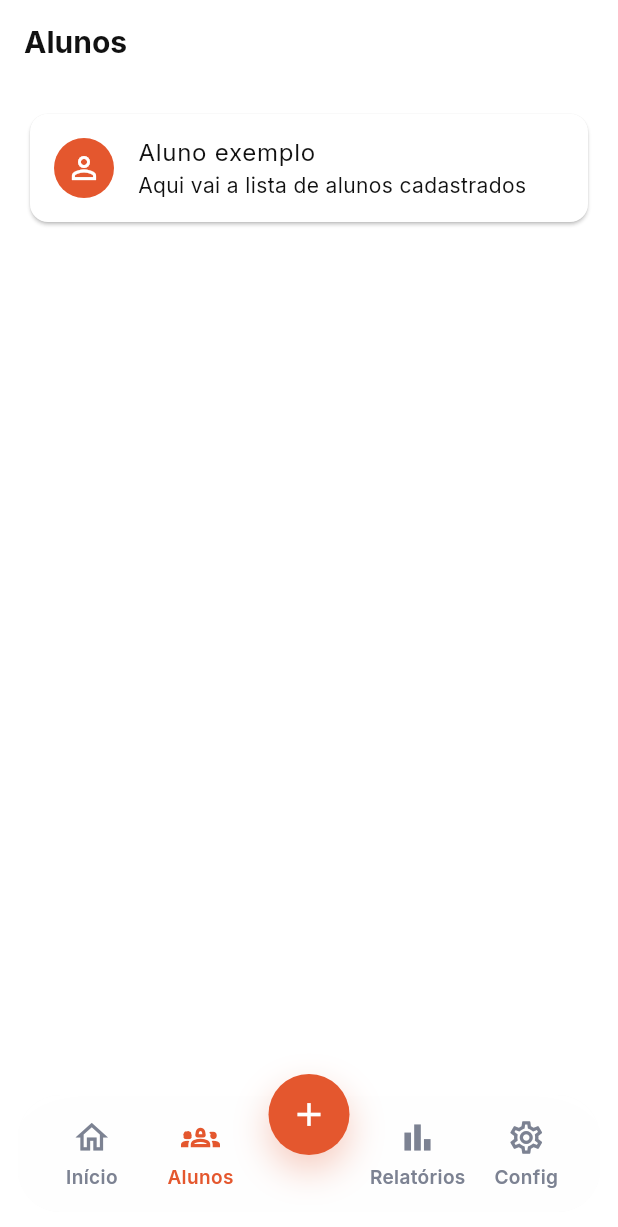
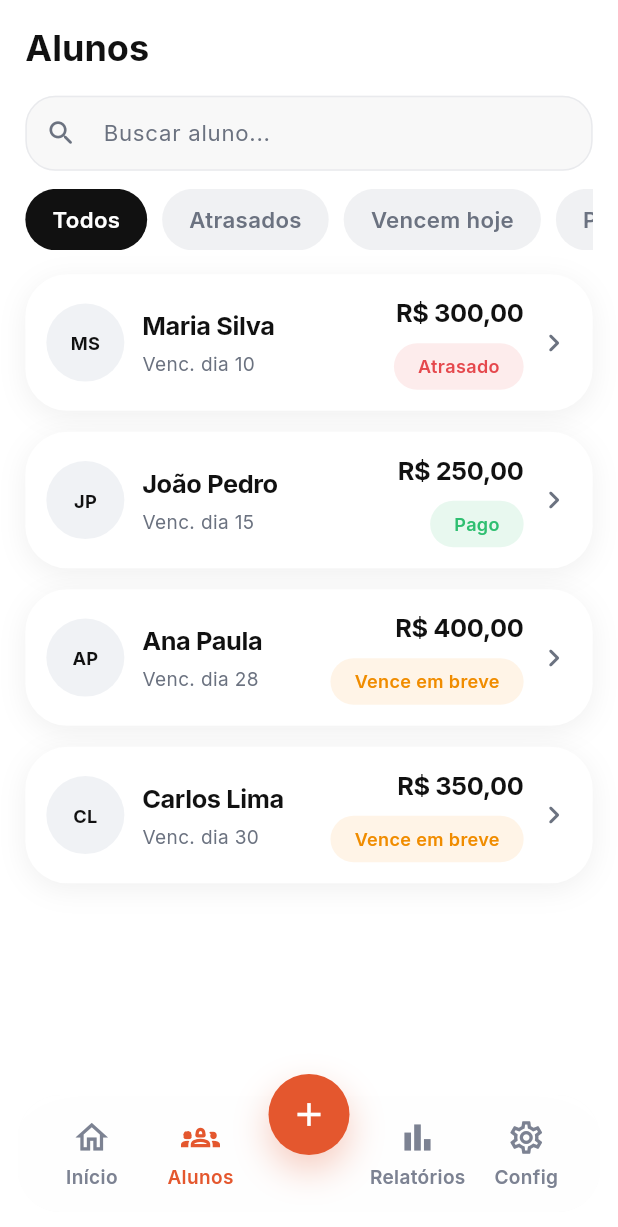
Before and after one commit to hpzynha/cobranca_app, a Flutter app: the screen it shows once a user with an empty profile is signed in, after a tap on "Alunos", on a phone screen of 412 x 824 dp. Shown: the top 1227 px of the screen. Run offline on Flutter 3.47's test engine with Material 3 defaults, Android fonts, the phone set to English and light mode, and no system bars; our stand-ins replace flutter_riverpod, flutter_svg, go_router, google_fonts, shared_preferences, supabase_flutter; accounts and stored records are empty.

Commit message:
student page with filter

```diff
--- a/lib/features/auth/presentation/pages/alunos_page.dart
+++ b/lib/features/auth/presentation/pages/alunos_page.dart
@@ -1,25 +1,97 @@
+import 'package:app_cobranca/core/theme/app_responsive.dart';
+import 'package:app_cobranca/core/theme/app_spacing.dart';
 import 'package:app_cobranca/features/auth/presentation/widgets/bottom_bar.dart';
+import 'package:app_cobranca/features/auth/presentation/widgets/lib/features/auth/presentation/widgets/students_dashboard_card.dart';
+import 'package:app_cobranca/features/auth/presentation/widgets/students_filter_chips.dart';
+import 'package:app_cobranca/features/auth/presentation/widgets/students_search_field.dart';
 import 'package:flutter/material.dart';
 
-class AlunosPage extends StatelessWidget {
+class AlunosPage extends StatefulWidget {
   const AlunosPage({super.key});
 
   @override
+  State<AlunosPage> createState() => _AlunosPageState();
+}
+
+class _AlunosPageState extends State<AlunosPage> {
+  final TextEditingController _searchController = TextEditingController();
+  StudentsFilter _selectedFilter = StudentsFilter.all;
+  String _searchQuery = '';
+
+  List<StudentPaymentItem> get _filteredStudents {
+    final query = _searchQuery.trim().toLowerCase();
+
+    return kMockStudentPayments.where((student) {
+      final matchesFilter = switch (_selectedFilter) {
+        StudentsFilter.all => true,
+        StudentsFilter.overdue => student.status == StudentPaymentStatus.overdue,
+        StudentsFilter.dueSoon => student.status == StudentPaymentStatus.dueSoon,
+        StudentsFilter.paid => student.status == StudentPaymentStatus.paid,
+      };
+
+      final matchesQuery =
+          query.isEmpty ||
+          student.name.toLowerCase().contains(query) ||
+          student.initials.toLowerCase().contains(query);
+
+      return matchesFilter && matchesQuery;
+    }).toList();
+  }
+
+  @override
+  void dispose() {
+    _searchController.dispose();
+    super.dispose();
+  }
+
+  @override
   Widget build(BuildContext context) {
+    final isCompact = AppResponsive.isCompact(context);
+    final horizontalPadding =
+        AppResponsive.size(context, isCompact ? 14 : 16).clamp(12.0, 22.0);
+    final topPadding = AppResponsive.size(context, isCompact ? 12 : 16);
+
     return Scaffold(
       extendBody: true,
-      appBar: AppBar(title: const Text('Alunos')),
-      body: ListView(
-        padding: const EdgeInsets.all(16),
-        children: const [
-          Card(
-            child: ListTile(
-              leading: CircleAvatar(child: Icon(Icons.person_outline)),
-              title: Text('Aluno exemplo'),
-              subtitle: Text('Aqui vai a lista de alunos cadastrados'),
-            ),
+      body: SafeArea(
+        bottom: false,
+        child: Padding(
+          padding: EdgeInsets.fromLTRB(
+            horizontalPadding,
+            topPadding,
+            horizontalPadding,
+            8,
           ),
-        ],
+          child: Column(
+            crossAxisAlignment: CrossAxisAlignment.start,
+            children: [
+              Text('Alunos', style: Theme.of(context).textTheme.headlineMedium),
+              const SizedBox(height: AppSpacing.md),
+              StudentsSearchField(
+                controller: _searchController,
+                onChanged: (value) {
+                  setState(() => _searchQuery = value);
+                },
+              ),
+              const SizedBox(height: 12),
+              StudentsFilterChips(
+                selectedFilter: _selectedFilter,
+                onSelected: (filter) {
+                  setState(() => _selectedFilter = filter);
+                },
+              ),
+              const SizedBox(height: AppSpacing.md),
+              Expanded(
+                child: StudentsList(
+                  students: _filteredStudents,
+                  physics: const BouncingScrollPhysics(),
+                  emptyMessage:
+                      'Nenhum aluno encontrado para esta busca/filtro.',
+                ),
+              ),
+            ],
+          ),
+        ),
       ),
       bottomNavigationBar: const BottomBar(currentIndex: 1),
     );
--- a/lib/features/auth/presentation/widgets/lib/features/auth/presentation/widgets/students_dashboard_card.dart
+++ b/lib/features/auth/presentation/widgets/lib/features/auth/presentation/widgets/students_dashboard_card.dart
@@ -5,39 +5,72 @@ import 'package:app_cobranca/core/theme/app_spacing.dart';
 import 'package:app_cobranca/core/theme/app_text_styles.dart';
 import 'package:flutter/material.dart';
 
-class StudentsDashboardCard extends StatelessWidget {
-  const StudentsDashboardCard({super.key});
+enum StudentPaymentStatus {
+  overdue('Atrasado', Color(0xFFFDECEC), AppColors.danger),
+  paid('Pago', Color(0xFFE8F8EF), AppColors.success),
+  dueSoon('Vence em breve', Color(0xFFFFF4E7), Color(0xFFF08C00));
 
-  static const List<_StudentPaymentMock> _mockStudents = [
-    _StudentPaymentMock(
+  const StudentPaymentStatus(this.label, this.background, this.foreground);
+
+  final String label;
+  final Color background;
+  final Color foreground;
+}
+
+class StudentPaymentItem {
+  const StudentPaymentItem({
+    required this.initials,
+    required this.name,
+    required this.dueLabel,
+    required this.amountLabel,
+    required this.status,
+  });
+
+  final String initials;
+  final String name;
+  final String dueLabel;
+  final String amountLabel;
+  final StudentPaymentStatus status;
+}
+
+const kMockStudentPayments = <StudentPaymentItem>[
+  StudentPaymentItem(
     initials: 'MS',
     name: 'Maria Silva',
     dueLabel: 'Venc. dia 10',
     amountLabel: 'R\$ 300,00',
-      status: _PaymentStatus.overdue,
+    status: StudentPaymentStatus.overdue,
   ),
-    _StudentPaymentMock(
+  StudentPaymentItem(
     initials: 'JP',
     name: 'João Pedro',
     dueLabel: 'Venc. dia 15',
     amountLabel: 'R\$ 250,00',
-      status: _PaymentStatus.paid,
+    status: StudentPaymentStatus.paid,
   ),
-    _StudentPaymentMock(
+  StudentPaymentItem(
     initials: 'AP',
     name: 'Ana Paula',
     dueLabel: 'Venc. dia 28',
     amountLabel: 'R\$ 400,00',
-      status: _PaymentStatus.dueSoon,
+    status: StudentPaymentStatus.dueSoon,
   ),
-    _StudentPaymentMock(
+  StudentPaymentItem(
     initials: 'CL',
     name: 'Carlos Lima',
     dueLabel: 'Venc. dia 30',
     amountLabel: 'R\$ 350,00',
-      status: _PaymentStatus.dueSoon,
+    status: StudentPaymentStatus.dueSoon,
   ),
 ];
+
+class StudentsDashboardCard extends StatelessWidget {
+  const StudentsDashboardCard({
+    super.key,
+    this.students = kMockStudentPayments,
+  });
+
+  final List<StudentPaymentItem> students;
 
   @override
   Widget build(BuildContext context) {
@@ -45,23 +78,86 @@ class StudentsDashboardCard extends StatelessWidget {
     final titleSize = AppResponsive.fontSize(context, isCompact ? 20 : 22);
     final listHeight = isCompact ? 320.0 : 340.0;
 
+    return StudentsList(
+      students: students,
+      showTitle: true,
+      titleSize: titleSize,
+      height: listHeight,
+      physics: const BouncingScrollPhysics(),
+    );
+  }
+}
+
+class StudentsList extends StatelessWidget {
+  const StudentsList({
+    super.key,
+    required this.students,
+    this.showTitle = false,
+    this.titleSize,
+    this.height,
+    this.shrinkWrap = false,
+    this.physics,
+    this.emptyMessage = 'Nenhum aluno encontrado',
+  });
+
+  final List<StudentPaymentItem> students;
+  final bool showTitle;
+  final double? titleSize;
+  final double? height;
+  final bool shrinkWrap;
+  final ScrollPhysics? physics;
+  final String emptyMessage;
+
+  @override
+  Widget build(BuildContext context) {
+    Widget content;
+
+    if (students.isEmpty) {
+      content = Container(
+        padding: const EdgeInsets.symmetric(horizontal: 14, vertical: 20),
+        decoration: BoxDecoration(
+          color: AppColors.background,
+          borderRadius: BorderRadius.circular(22),
+          border: Border.all(color: AppColors.border),
+        ),
+        child: Text(
+          emptyMessage,
+          style: AppTextStyles.body.copyWith(
+            fontSize: 14,
+            color: AppColors.textMuted,
+          ),
+        ),
+      );
+    } else {
+      content = ListView.separated(
+        physics: physics,
+        shrinkWrap: shrinkWrap,
+        itemBuilder: (context, index) {
+          final student = students[index];
+          return _StudentRowCard(student: student);
+        },
+        separatorBuilder: (_, __) => const SizedBox(height: 14),
+        itemCount: students.length,
+      );
+    }
+
+    if (height != null) {
+      content = SizedBox(height: height, child: content);
+    }
+
+    if (!showTitle) {
+      return content;
+    }
+
     return Column(
       crossAxisAlignment: CrossAxisAlignment.start,
       children: [
-        Text('Alunos', style: AppTextStyles.heading.copyWith(fontSize: titleSize)),
+        Text(
+          'Alunos',
+          style: AppTextStyles.heading.copyWith(fontSize: titleSize ?? 22),
+        ),
         const SizedBox(height: AppSpacing.md),
-        SizedBox(
-          height: listHeight,
-          child: ListView.separated(
-            physics: const BouncingScrollPhysics(),
-            itemBuilder: (context, index) {
-              final student = _mockStudents[index];
-              return _StudentRowCard(student: student);
-            },
-            separatorBuilder: (_, __) => const SizedBox(height: 14),
-            itemCount: _mockStudents.length,
-          ),
-        ),
+        content,
       ],
     );
   }
@@ -70,7 +166,7 @@ class StudentsDashboardCard extends StatelessWidget {
 class _StudentRowCard extends StatelessWidget {
   const _StudentRowCard({required this.student});
 
-  final _StudentPaymentMock student;
+  final StudentPaymentItem student;
 
   @override
   Widget build(BuildContext context) {
@@ -153,7 +249,7 @@ class _StudentRowCard extends StatelessWidget {
 class _StatusPill extends StatelessWidget {
   const _StatusPill({required this.status});
 
-  final _PaymentStatus status;
+  final StudentPaymentStatus status;
 
   @override
   Widget build(BuildContext context) {
@@ -173,31 +269,3 @@ class _StatusPill extends StatelessWidget {
     );
   }
 }
-
-class _StudentPaymentMock {
-  const _StudentPaymentMock({
-    required this.initials,
-    required this.name,
-    required this.dueLabel,
-    required this.amountLabel,
-    required this.status,
-  });
-
-  final String initials;
-  final String name;
-  final String dueLabel;
-  final String amountLabel;
-  final _PaymentStatus status;
-}
-
-enum _PaymentStatus {
-  overdue('Atrasado', Color(0xFFFDECEC), AppColors.danger),
-  paid('Pago', Color(0xFFE8F8EF), AppColors.success),
-  dueSoon('Vence em breve', Color(0xFFFFF4E7), Color(0xFFF08C00));
-
-  const _PaymentStatus(this.label, this.background, this.foreground);
-
-  final String label;
-  final Color background;
-  final Color foreground;
-}
--- /dev/null
+++ b/lib/features/auth/presentation/widgets/students_filter_chips.dart
@@ -0,0 +1,72 @@
+import 'package:app_cobranca/core/theme/app_colors.dart';
+import 'package:app_cobranca/core/theme/app_responsive.dart';
+import 'package:flutter/material.dart';
+
+enum StudentsFilter { all, overdue, dueSoon, paid }
+
+extension StudentsFilterLabel on StudentsFilter {
+  String get label {
+    switch (this) {
+      case StudentsFilter.all:
+        return 'Todos';
+      case StudentsFilter.overdue:
+        return 'Atrasados';
+      case StudentsFilter.dueSoon:
+        return 'Vencem hoje';
+      case StudentsFilter.paid:
+        return 'Pagos';
+    }
+  }
+}
+
+class StudentsFilterChips extends StatelessWidget {
+  const StudentsFilterChips({
+    super.key,
+    required this.selectedFilter,
+    required this.onSelected,
+  });
+
+  final StudentsFilter selectedFilter;
+  final ValueChanged<StudentsFilter> onSelected;
+
+  @override
+  Widget build(BuildContext context) {
+    final filters = StudentsFilter.values;
+    final textSize = AppResponsive.fontSize(context, 14).clamp(13.0, 16.0);
+
+    return SingleChildScrollView(
+      scrollDirection: Axis.horizontal,
+      physics: const BouncingScrollPhysics(),
+      child: Row(
+        children: filters.map((filter) {
+          final isSelected = filter == selectedFilter;
+          return Padding(
+            padding: const EdgeInsets.only(right: 10),
+            child: InkWell(
+              borderRadius: BorderRadius.circular(999),
+              onTap: () => onSelected(filter),
+              child: AnimatedContainer(
+                duration: const Duration(milliseconds: 180),
+                curve: Curves.easeOutCubic,
+                padding: const EdgeInsets.symmetric(horizontal: 18, vertical: 10),
+                decoration: BoxDecoration(
+                  color:
+                      isSelected ? AppColors.textPrimary : const Color(0xFFF0F1F3),
+                  borderRadius: BorderRadius.circular(999),
+                ),
+                child: Text(
+                  filter.label,
+                  style: TextStyle(
+                    fontSize: textSize,
+                    fontWeight: FontWeight.w600,
+                    color: isSelected ? Colors.white : AppColors.textMuted,
+                  ),
+                ),
+              ),
+            ),
+          );
+        }).toList(),
+      ),
+    );
+  }
+}
--- /dev/null
+++ b/lib/features/auth/presentation/widgets/students_search_field.dart
@@ -0,0 +1,45 @@
+import 'package:app_cobranca/core/theme/app_colors.dart';
+import 'package:app_cobranca/core/theme/app_responsive.dart';
+import 'package:flutter/material.dart';
+
+class StudentsSearchField extends StatelessWidget {
+  const StudentsSearchField({
+    super.key,
+    required this.controller,
+    required this.onChanged,
+    this.hintText = 'Buscar aluno...',
+  });
+
+  final TextEditingController controller;
+  final ValueChanged<String> onChanged;
+  final String hintText;
+
+  @override
+  Widget build(BuildContext context) {
+    final iconSize = AppResponsive.size(context, 20).clamp(18.0, 22.0);
+    final fontSize = AppResponsive.fontSize(context, 14).clamp(13.0, 16.0);
+
+    return TextField(
+      controller: controller,
+      onChanged: onChanged,
+      textInputAction: TextInputAction.search,
+      style: TextStyle(fontSize: fontSize, color: AppColors.textPrimary),
+      decoration: InputDecoration(
+        hintText: hintText,
+        hintStyle: TextStyle(fontSize: fontSize, color: AppColors.textMuted),
+        prefixIcon: Icon(Icons.search_rounded, color: AppColors.textMuted, size: iconSize),
+        filled: true,
+        fillColor: const Color(0xFFF8F8F8),
+        contentPadding: const EdgeInsets.symmetric(horizontal: 14, vertical: 14),
+        enabledBorder: OutlineInputBorder(
+          borderRadius: BorderRadius.circular(20),
+          borderSide: const BorderSide(color: Color(0xFFE9EAED)),
+        ),
+        focusedBorder: OutlineInputBorder(
+          borderRadius: BorderRadius.circular(20),
+          borderSide: const BorderSide(color: Color(0xFFD2D4D9)),
+        ),
+      ),
+    );
+  }
+}
```
Lines whose indentation alone changed are shown as unchanged.
